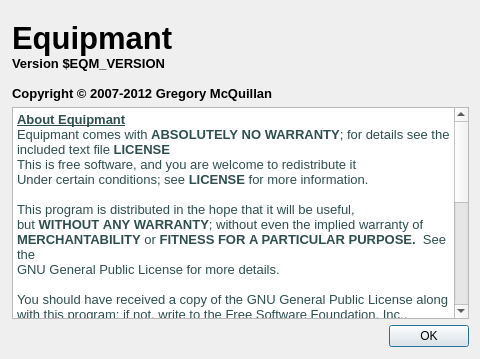
hk0i/equipmant, file src/about.ui: the form before one commit.
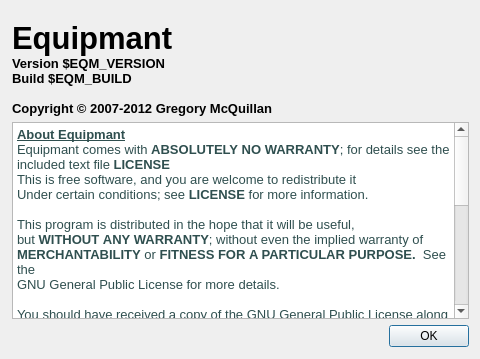
The form after the commit. Icons and pictures are not drawn.

Commit message: added build number to about and restored missing app icon from about screen

```diff
--- a/src/about.ui
+++ b/src/about.ui
@@ -53,11 +53,12 @@
         <string>&lt;!DOCTYPE HTML PUBLIC &quot;-//W3C//DTD HTML 4.0//EN&quot; &quot;http://www.w3.org/TR/REC-html40/strict.dtd&quot;&gt;
 &lt;html&gt;&lt;head&gt;&lt;meta name=&quot;qrichtext&quot; content=&quot;1&quot; /&gt;&lt;style type=&quot;text/css&quot;&gt;
 p, li { white-space: pre-wrap; }
-&lt;/style&gt;&lt;/head&gt;&lt;body style=&quot; font-family:'MS Shell Dlg 2'; font-size:8.25pt; font-weight:400; font-style:normal;&quot;&gt;
-&lt;p style=&quot; margin-top:0px; margin-bottom:0px; margin-left:0px; margin-right:0px; -qt-block-indent:0; text-indent:0px;&quot;&gt;&lt;span style=&quot; font-family:'Lucida Grande'; font-size:23pt; font-weight:600;&quot;&gt;Equipmant&lt;/span&gt;&lt;/p&gt;
-&lt;p style=&quot; margin-top:0px; margin-bottom:0px; margin-left:0px; margin-right:0px; -qt-block-indent:0; text-indent:0px;&quot;&gt;&lt;span style=&quot; font-family:'Lucida Grande'; font-size:10pt; font-weight:600;&quot;&gt;Version $EQM_VERSION&lt;/span&gt;&lt;/p&gt;
-&lt;p style=&quot;-qt-paragraph-type:empty; margin-top:0px; margin-bottom:0px; margin-left:0px; margin-right:0px; -qt-block-indent:0; text-indent:0px; font-family:'Lucida Grande'; font-size:10pt; font-weight:600;&quot;&gt;&lt;/p&gt;
-&lt;p style=&quot; margin-top:0px; margin-bottom:0px; margin-left:0px; margin-right:0px; -qt-block-indent:0; text-indent:0px;&quot;&gt;&lt;span style=&quot; font-family:'Lucida Grande'; font-size:10pt; font-weight:600; color:#000000;&quot;&gt;Copyright © 2007-2012 Gregory McQuillan&lt;/span&gt;&lt;/p&gt;&lt;/body&gt;&lt;/html&gt;</string>
+&lt;/style&gt;&lt;/head&gt;&lt;body style=&quot; font-family:'Lucida Grande'; font-size:13pt; font-weight:400; font-style:normal;&quot;&gt;
+&lt;p style=&quot; margin-top:0px; margin-bottom:0px; margin-left:0px; margin-right:0px; -qt-block-indent:0; text-indent:0px;&quot;&gt;&lt;span style=&quot; font-size:23pt; font-weight:600;&quot;&gt;Equipmant&lt;/span&gt;&lt;/p&gt;
+&lt;p style=&quot; margin-top:0px; margin-bottom:0px; margin-left:0px; margin-right:0px; -qt-block-indent:0; text-indent:0px;&quot;&gt;&lt;span style=&quot; font-size:10pt; font-weight:600;&quot;&gt;Version $EQM_VERSION&lt;/span&gt;&lt;/p&gt;
+&lt;p style=&quot; margin-top:0px; margin-bottom:0px; margin-left:0px; margin-right:0px; -qt-block-indent:0; text-indent:0px;&quot;&gt;&lt;span style=&quot; font-size:10pt; font-weight:600;&quot;&gt;Build $EQM_BUILD&lt;/span&gt;&lt;/p&gt;
+&lt;p style=&quot;-qt-paragraph-type:empty; margin-top:0px; margin-bottom:0px; margin-left:0px; margin-right:0px; -qt-block-indent:0; text-indent:0px; font-size:10pt; font-weight:600;&quot;&gt;&lt;/p&gt;
+&lt;p style=&quot; margin-top:0px; margin-bottom:0px; margin-left:0px; margin-right:0px; -qt-block-indent:0; text-indent:0px;&quot;&gt;&lt;span style=&quot; font-size:10pt; font-weight:600; color:#000000;&quot;&gt;Copyright © 2007-2012 Gregory McQuillan&lt;/span&gt;&lt;/p&gt;&lt;/body&gt;&lt;/html&gt;</string>
        </property>
       </widget>
      </item>
@@ -67,7 +68,10 @@
         <string/>
        </property>
        <property name="pixmap">
-        <pixmap resource="equip.qrc">:/img/res/ equip_icon_64.png</pixmap>
+        <pixmap resource="equip.qrc">:/img/res/equip_icon_64.png</pixmap>
+       </property>
+       <property name="alignment">
+        <set>Qt::AlignHCenter|Qt::AlignTop</set>
        </property>
       </widget>
      </item>
@@ -104,28 +108,28 @@
       <string>&lt;!DOCTYPE HTML PUBLIC &quot;-//W3C//DTD HTML 4.0//EN&quot; &quot;http://www.w3.org/TR/REC-html40/strict.dtd&quot;&gt;
 &lt;html&gt;&lt;head&gt;&lt;meta name=&quot;qrichtext&quot; content=&quot;1&quot; /&gt;&lt;style type=&quot;text/css&quot;&gt;
 p, li { white-space: pre-wrap; }
-&lt;/style&gt;&lt;/head&gt;&lt;body style=&quot; font-family:'MS Shell Dlg 2'; font-size:8.25pt; font-weight:400; font-style:normal;&quot;&gt;
-&lt;p style=&quot; margin-top:0px; margin-bottom:0px; margin-left:0px; margin-right:0px; -qt-block-indent:0; text-indent:0px;&quot;&gt;&lt;span style=&quot; font-family:'Lucida Grande'; font-size:10pt; font-weight:600; text-decoration: underline; color:#2f4f4f;&quot;&gt;About Equipmant&lt;/span&gt;&lt;/p&gt;
-&lt;p style=&quot; margin-top:0px; margin-bottom:0px; margin-left:0px; margin-right:0px; -qt-block-indent:0; text-indent:0px;&quot;&gt;&lt;span style=&quot; font-family:'Lucida Grande'; font-size:10pt; color:#2f4f4f;&quot;&gt;Equipmant comes with &lt;/span&gt;&lt;span style=&quot; font-family:'Lucida Grande'; font-size:10pt; font-weight:600; color:#2f4f4f;&quot;&gt;ABSOLUTELY&lt;/span&gt;&lt;span style=&quot; font-family:'Lucida Grande'; font-size:10pt; color:#2f4f4f;&quot;&gt; &lt;/span&gt;&lt;span style=&quot; font-family:'Lucida Grande'; font-size:10pt; font-weight:600; color:#2f4f4f;&quot;&gt;NO&lt;/span&gt;&lt;span style=&quot; font-family:'Lucida Grande'; font-size:10pt; color:#2f4f4f;&quot;&gt; &lt;/span&gt;&lt;span style=&quot; font-family:'Lucida Grande'; font-size:10pt; font-weight:600; color:#2f4f4f;&quot;&gt;WARRANTY&lt;/span&gt;&lt;span style=&quot; font-family:'Lucida Grande'; font-size:10pt; color:#2f4f4f;&quot;&gt;; for details see the included text file &lt;/span&gt;&lt;span style=&quot; font-family:'Lucida Grande'; font-size:10pt; font-weight:600; color:#2f4f4f;&quot;&gt;LICENSE&lt;/span&gt;&lt;/p&gt;
-&lt;p style=&quot; margin-top:0px; margin-bottom:0px; margin-left:0px; margin-right:0px; -qt-block-indent:0; text-indent:0px;&quot;&gt;&lt;span style=&quot; font-family:'Lucida Grande'; font-size:10pt; color:#2f4f4f;&quot;&gt;This is free software, and you are welcome to redistribute it&lt;/span&gt;&lt;/p&gt;
-&lt;p style=&quot; margin-top:0px; margin-bottom:0px; margin-left:0px; margin-right:0px; -qt-block-indent:0; text-indent:0px;&quot;&gt;&lt;span style=&quot; font-family:'Lucida Grande'; font-size:10pt; color:#2f4f4f;&quot;&gt;Under certain conditions; see &lt;/span&gt;&lt;span style=&quot; font-family:'Lucida Grande'; font-size:10pt; font-weight:600; color:#2f4f4f;&quot;&gt;LICENSE&lt;/span&gt;&lt;span style=&quot; font-family:'Lucida Grande'; font-size:10pt; color:#2f4f4f;&quot;&gt; for more information.&lt;/span&gt;&lt;/p&gt;
-&lt;p style=&quot;-qt-paragraph-type:empty; margin-top:0px; margin-bottom:0px; margin-left:0px; margin-right:0px; -qt-block-indent:0; text-indent:0px; font-family:'Lucida Grande'; font-size:10pt; color:#2f4f4f;&quot;&gt;&lt;/p&gt;
-&lt;p style=&quot; margin-top:0px; margin-bottom:0px; margin-left:0px; margin-right:0px; -qt-block-indent:0; text-indent:0px;&quot;&gt;&lt;span style=&quot; font-family:'Lucida Grande'; font-size:10pt; color:#2f4f4f;&quot;&gt;This program is distributed in the hope that it will be useful,&lt;/span&gt;&lt;/p&gt;
-&lt;p style=&quot; margin-top:0px; margin-bottom:0px; margin-left:0px; margin-right:0px; -qt-block-indent:0; text-indent:0px;&quot;&gt;&lt;span style=&quot; font-family:'Lucida Grande'; font-size:10pt; color:#2f4f4f;&quot;&gt;but &lt;/span&gt;&lt;span style=&quot; font-family:'Lucida Grande'; font-size:10pt; font-weight:600; color:#2f4f4f;&quot;&gt;WITHOUT&lt;/span&gt;&lt;span style=&quot; font-family:'Lucida Grande'; font-size:10pt; color:#2f4f4f;&quot;&gt; &lt;/span&gt;&lt;span style=&quot; font-family:'Lucida Grande'; font-size:10pt; font-weight:600; color:#2f4f4f;&quot;&gt;ANY&lt;/span&gt;&lt;span style=&quot; font-family:'Lucida Grande'; font-size:10pt; color:#2f4f4f;&quot;&gt; &lt;/span&gt;&lt;span style=&quot; font-family:'Lucida Grande'; font-size:10pt; font-weight:600; color:#2f4f4f;&quot;&gt;WARRANTY&lt;/span&gt;&lt;span style=&quot; font-family:'Lucida Grande'; font-size:10pt; color:#2f4f4f;&quot;&gt;; without even the implied warranty of&lt;/span&gt;&lt;/p&gt;
-&lt;p style=&quot; margin-top:0px; margin-bottom:0px; margin-left:0px; margin-right:0px; -qt-block-indent:0; text-indent:0px;&quot;&gt;&lt;span style=&quot; font-family:'Lucida Grande'; font-size:10pt; font-weight:600; color:#2f4f4f;&quot;&gt;MERCHANTABILITY&lt;/span&gt;&lt;span style=&quot; font-family:'Lucida Grande'; font-size:10pt; color:#2f4f4f;&quot;&gt; or &lt;/span&gt;&lt;span style=&quot; font-family:'Lucida Grande'; font-size:10pt; font-weight:600; color:#2f4f4f;&quot;&gt;FITNESS&lt;/span&gt;&lt;span style=&quot; font-family:'Lucida Grande'; font-size:10pt; color:#2f4f4f;&quot;&gt; &lt;/span&gt;&lt;span style=&quot; font-family:'Lucida Grande'; font-size:10pt; font-weight:600; color:#2f4f4f;&quot;&gt;FOR&lt;/span&gt;&lt;span style=&quot; font-family:'Lucida Grande'; font-size:10pt; color:#2f4f4f;&quot;&gt; &lt;/span&gt;&lt;span style=&quot; font-family:'Lucida Grande'; font-size:10pt; font-weight:600; color:#2f4f4f;&quot;&gt;A PARTICULAR PURPOSE.&lt;/span&gt;&lt;span style=&quot; font-family:'Lucida Grande'; font-size:10pt; color:#2f4f4f;&quot;&gt;  See the&lt;/span&gt;&lt;/p&gt;
-&lt;p style=&quot; margin-top:0px; margin-bottom:0px; margin-left:0px; margin-right:0px; -qt-block-indent:0; text-indent:0px;&quot;&gt;&lt;span style=&quot; font-family:'Lucida Grande'; font-size:10pt; color:#2f4f4f;&quot;&gt;GNU General Public License for more details.&lt;/span&gt;&lt;/p&gt;
-&lt;p style=&quot;-qt-paragraph-type:empty; margin-top:0px; margin-bottom:0px; margin-left:0px; margin-right:0px; -qt-block-indent:0; text-indent:0px; font-family:'Lucida Grande'; font-size:10pt; color:#2f4f4f;&quot;&gt;&lt;/p&gt;
-&lt;p style=&quot; margin-top:0px; margin-bottom:0px; margin-left:0px; margin-right:0px; -qt-block-indent:0; text-indent:0px;&quot;&gt;&lt;span style=&quot; font-family:'Lucida Grande'; font-size:10pt; color:#2f4f4f;&quot;&gt;You should have received a copy of the GNU General Public License along&lt;/span&gt;&lt;/p&gt;
-&lt;p style=&quot; margin-top:0px; margin-bottom:0px; margin-left:0px; margin-right:0px; -qt-block-indent:0; text-indent:0px;&quot;&gt;&lt;span style=&quot; font-family:'Lucida Grande'; font-size:10pt; color:#2f4f4f;&quot;&gt;with this program; if not, write to the Free Software Foundation, Inc.,&lt;/span&gt;&lt;/p&gt;
-&lt;p style=&quot; margin-top:0px; margin-bottom:0px; margin-left:0px; margin-right:0px; -qt-block-indent:0; text-indent:0px;&quot;&gt;&lt;span style=&quot; font-family:'Lucida Grande'; font-size:10pt; color:#2f4f4f;&quot;&gt;51 Franklin Street, Fifth Floor, Boston, MA 02110-1301 USA.&lt;/span&gt;&lt;/p&gt;
-&lt;p style=&quot;-qt-paragraph-type:empty; margin-top:0px; margin-bottom:0px; margin-left:0px; margin-right:0px; -qt-block-indent:0; text-indent:0px; font-family:'Lucida Grande'; font-size:10pt; font-weight:600; text-decoration: underline; color:#2f4f4f;&quot;&gt;&lt;/p&gt;
-&lt;p style=&quot; margin-top:0px; margin-bottom:0px; margin-left:0px; margin-right:0px; -qt-block-indent:0; text-indent:0px;&quot;&gt;&lt;span style=&quot; font-family:'Lucida Grande'; font-size:10pt; font-weight:600; text-decoration: underline; color:#2f4f4f;&quot;&gt;Information&lt;/span&gt;&lt;/p&gt;
-&lt;p style=&quot; margin-top:0px; margin-bottom:0px; margin-left:0px; margin-right:0px; -qt-block-indent:0; text-indent:0px;&quot;&gt;&lt;span style=&quot; font-family:'Lucida Grande'; font-size:10pt; color:#2f4f4f;&quot;&gt;This program was written to free FFXI Windower users of the annoying need to write out entire FFXI Windower scripts for switching equipment. This program does nothing more than apply text data to a template to decrease time and thought necessary to create such scripts.&lt;/span&gt;&lt;/p&gt;
-&lt;p style=&quot;-qt-paragraph-type:empty; margin-top:0px; margin-bottom:0px; margin-left:0px; margin-right:0px; -qt-block-indent:0; text-indent:0px; font-family:'Lucida Grande'; font-size:10pt; color:#2f4f4f;&quot;&gt;&lt;/p&gt;
-&lt;p style=&quot; margin-top:0px; margin-bottom:0px; margin-left:0px; margin-right:0px; -qt-block-indent:0; text-indent:0px;&quot;&gt;&lt;span style=&quot; font-family:'Lucida Grande'; font-size:10pt; color:#2f4f4f;&quot;&gt;I do not believe that this program is in any way a violation of the terms of service agreement for PlayOnline's Final Fantasy XI, as it just merely generates text files. However, by using this program at your own risk you agree that the creator(s) of this utility &lt;/span&gt;&lt;span style=&quot; font-family:'Lucida Grande'; font-size:10pt; font-weight:600; color:#2f4f4f;&quot;&gt;cannot&lt;/span&gt;&lt;span style=&quot; font-family:'Lucida Grande'; font-size:10pt; color:#2f4f4f;&quot;&gt; be held accountable for any misfortunes you may encounter using this program.&lt;/span&gt;&lt;/p&gt;
-&lt;p style=&quot;-qt-paragraph-type:empty; margin-top:0px; margin-bottom:0px; margin-left:0px; margin-right:0px; -qt-block-indent:0; text-indent:0px; font-family:'Lucida Grande'; font-size:10pt; color:#2f4f4f;&quot;&gt;&lt;/p&gt;
-&lt;p style=&quot; margin-top:0px; margin-bottom:0px; margin-left:0px; margin-right:0px; -qt-block-indent:0; text-indent:0px;&quot;&gt;&lt;span style=&quot; font-family:'Lucida Grande'; font-size:10pt; color:#2f4f4f;&quot;&gt;For source code and binary downloads, please visit &lt;/span&gt;&lt;a href=&quot;http://equipmant.sourceforge.net/&quot;&gt;&lt;span style=&quot; font-family:'Lucida Grande'; font-size:10pt; text-decoration: underline; color:#0000ff;&quot;&gt;The Equipmant Home Page&lt;/span&gt;&lt;/a&gt;&lt;/p&gt;
-&lt;p style=&quot;-qt-paragraph-type:empty; margin-top:0px; margin-bottom:0px; margin-left:0px; margin-right:0px; -qt-block-indent:0; text-indent:0px; font-family:'Lucida Grande'; font-size:10pt; color:#2f4f4f;&quot;&gt;&lt;/p&gt;&lt;/body&gt;&lt;/html&gt;</string>
+&lt;/style&gt;&lt;/head&gt;&lt;body style=&quot; font-family:'Lucida Grande'; font-size:13pt; font-weight:400; font-style:normal;&quot;&gt;
+&lt;p style=&quot; margin-top:0px; margin-bottom:0px; margin-left:0px; margin-right:0px; -qt-block-indent:0; text-indent:0px;&quot;&gt;&lt;span style=&quot; font-size:10pt; font-weight:600; text-decoration: underline; color:#2f4f4f;&quot;&gt;About Equipmant&lt;/span&gt;&lt;/p&gt;
+&lt;p style=&quot; margin-top:0px; margin-bottom:0px; margin-left:0px; margin-right:0px; -qt-block-indent:0; text-indent:0px;&quot;&gt;&lt;span style=&quot; font-size:10pt; color:#2f4f4f;&quot;&gt;Equipmant comes with &lt;/span&gt;&lt;span style=&quot; font-size:10pt; font-weight:600; color:#2f4f4f;&quot;&gt;ABSOLUTELY&lt;/span&gt;&lt;span style=&quot; font-size:10pt; color:#2f4f4f;&quot;&gt; &lt;/span&gt;&lt;span style=&quot; font-size:10pt; font-weight:600; color:#2f4f4f;&quot;&gt;NO&lt;/span&gt;&lt;span style=&quot; font-size:10pt; color:#2f4f4f;&quot;&gt; &lt;/span&gt;&lt;span style=&quot; font-size:10pt; font-weight:600; color:#2f4f4f;&quot;&gt;WARRANTY&lt;/span&gt;&lt;span style=&quot; font-size:10pt; color:#2f4f4f;&quot;&gt;; for details see the included text file &lt;/span&gt;&lt;span style=&quot; font-size:10pt; font-weight:600; color:#2f4f4f;&quot;&gt;LICENSE&lt;/span&gt;&lt;/p&gt;
+&lt;p style=&quot; margin-top:0px; margin-bottom:0px; margin-left:0px; margin-right:0px; -qt-block-indent:0; text-indent:0px;&quot;&gt;&lt;span style=&quot; font-size:10pt; color:#2f4f4f;&quot;&gt;This is free software, and you are welcome to redistribute it&lt;/span&gt;&lt;/p&gt;
+&lt;p style=&quot; margin-top:0px; margin-bottom:0px; margin-left:0px; margin-right:0px; -qt-block-indent:0; text-indent:0px;&quot;&gt;&lt;span style=&quot; font-size:10pt; color:#2f4f4f;&quot;&gt;Under certain conditions; see &lt;/span&gt;&lt;span style=&quot; font-size:10pt; font-weight:600; color:#2f4f4f;&quot;&gt;LICENSE&lt;/span&gt;&lt;span style=&quot; font-size:10pt; color:#2f4f4f;&quot;&gt; for more information.&lt;/span&gt;&lt;/p&gt;
+&lt;p style=&quot;-qt-paragraph-type:empty; margin-top:0px; margin-bottom:0px; margin-left:0px; margin-right:0px; -qt-block-indent:0; text-indent:0px; font-size:10pt; color:#2f4f4f;&quot;&gt;&lt;/p&gt;
+&lt;p style=&quot; margin-top:0px; margin-bottom:0px; margin-left:0px; margin-right:0px; -qt-block-indent:0; text-indent:0px;&quot;&gt;&lt;span style=&quot; font-size:10pt; color:#2f4f4f;&quot;&gt;This program is distributed in the hope that it will be useful,&lt;/span&gt;&lt;/p&gt;
+&lt;p style=&quot; margin-top:0px; margin-bottom:0px; margin-left:0px; margin-right:0px; -qt-block-indent:0; text-indent:0px;&quot;&gt;&lt;span style=&quot; font-size:10pt; color:#2f4f4f;&quot;&gt;but &lt;/span&gt;&lt;span style=&quot; font-size:10pt; font-weight:600; color:#2f4f4f;&quot;&gt;WITHOUT&lt;/span&gt;&lt;span style=&quot; font-size:10pt; color:#2f4f4f;&quot;&gt; &lt;/span&gt;&lt;span style=&quot; font-size:10pt; font-weight:600; color:#2f4f4f;&quot;&gt;ANY&lt;/span&gt;&lt;span style=&quot; font-size:10pt; color:#2f4f4f;&quot;&gt; &lt;/span&gt;&lt;span style=&quot; font-size:10pt; font-weight:600; color:#2f4f4f;&quot;&gt;WARRANTY&lt;/span&gt;&lt;span style=&quot; font-size:10pt; color:#2f4f4f;&quot;&gt;; without even the implied warranty of&lt;/span&gt;&lt;/p&gt;
+&lt;p style=&quot; margin-top:0px; margin-bottom:0px; margin-left:0px; margin-right:0px; -qt-block-indent:0; text-indent:0px;&quot;&gt;&lt;span style=&quot; font-size:10pt; font-weight:600; color:#2f4f4f;&quot;&gt;MERCHANTABILITY&lt;/span&gt;&lt;span style=&quot; font-size:10pt; color:#2f4f4f;&quot;&gt; or &lt;/span&gt;&lt;span style=&quot; font-size:10pt; font-weight:600; color:#2f4f4f;&quot;&gt;FITNESS&lt;/span&gt;&lt;span style=&quot; font-size:10pt; color:#2f4f4f;&quot;&gt; &lt;/span&gt;&lt;span style=&quot; font-size:10pt; font-weight:600; color:#2f4f4f;&quot;&gt;FOR&lt;/span&gt;&lt;span style=&quot; font-size:10pt; color:#2f4f4f;&quot;&gt; &lt;/span&gt;&lt;span style=&quot; font-size:10pt; font-weight:600; color:#2f4f4f;&quot;&gt;A PARTICULAR PURPOSE.&lt;/span&gt;&lt;span style=&quot; font-size:10pt; color:#2f4f4f;&quot;&gt;  See the&lt;/span&gt;&lt;/p&gt;
+&lt;p style=&quot; margin-top:0px; margin-bottom:0px; margin-left:0px; margin-right:0px; -qt-block-indent:0; text-indent:0px;&quot;&gt;&lt;span style=&quot; font-size:10pt; color:#2f4f4f;&quot;&gt;GNU General Public License for more details.&lt;/span&gt;&lt;/p&gt;
+&lt;p style=&quot;-qt-paragraph-type:empty; margin-top:0px; margin-bottom:0px; margin-left:0px; margin-right:0px; -qt-block-indent:0; text-indent:0px; font-size:10pt; color:#2f4f4f;&quot;&gt;&lt;/p&gt;
+&lt;p style=&quot; margin-top:0px; margin-bottom:0px; margin-left:0px; margin-right:0px; -qt-block-indent:0; text-indent:0px;&quot;&gt;&lt;span style=&quot; font-size:10pt; color:#2f4f4f;&quot;&gt;You should have received a copy of the GNU General Public License along&lt;/span&gt;&lt;/p&gt;
+&lt;p style=&quot; margin-top:0px; margin-bottom:0px; margin-left:0px; margin-right:0px; -qt-block-indent:0; text-indent:0px;&quot;&gt;&lt;span style=&quot; font-size:10pt; color:#2f4f4f;&quot;&gt;with this program; if not, write to the Free Software Foundation, Inc.,&lt;/span&gt;&lt;/p&gt;
+&lt;p style=&quot; margin-top:0px; margin-bottom:0px; margin-left:0px; margin-right:0px; -qt-block-indent:0; text-indent:0px;&quot;&gt;&lt;span style=&quot; font-size:10pt; color:#2f4f4f;&quot;&gt;51 Franklin Street, Fifth Floor, Boston, MA 02110-1301 USA.&lt;/span&gt;&lt;/p&gt;
+&lt;p style=&quot;-qt-paragraph-type:empty; margin-top:0px; margin-bottom:0px; margin-left:0px; margin-right:0px; -qt-block-indent:0; text-indent:0px; font-size:10pt; font-weight:600; text-decoration: underline; color:#2f4f4f;&quot;&gt;&lt;/p&gt;
+&lt;p style=&quot; margin-top:0px; margin-bottom:0px; margin-left:0px; margin-right:0px; -qt-block-indent:0; text-indent:0px;&quot;&gt;&lt;span style=&quot; font-size:10pt; font-weight:600; text-decoration: underline; color:#2f4f4f;&quot;&gt;Information&lt;/span&gt;&lt;/p&gt;
+&lt;p style=&quot; margin-top:0px; margin-bottom:0px; margin-left:0px; margin-right:0px; -qt-block-indent:0; text-indent:0px;&quot;&gt;&lt;span style=&quot; font-size:10pt; color:#2f4f4f;&quot;&gt;This program was written to free FFXI Windower users of the annoying need to write out entire FFXI Windower scripts for switching equipment. This program does nothing more than apply text data to a template to decrease time and thought necessary to create such scripts.&lt;/span&gt;&lt;/p&gt;
+&lt;p style=&quot;-qt-paragraph-type:empty; margin-top:0px; margin-bottom:0px; margin-left:0px; margin-right:0px; -qt-block-indent:0; text-indent:0px; font-size:10pt; color:#2f4f4f;&quot;&gt;&lt;/p&gt;
+&lt;p style=&quot; margin-top:0px; margin-bottom:0px; margin-left:0px; margin-right:0px; -qt-block-indent:0; text-indent:0px;&quot;&gt;&lt;span style=&quot; font-size:10pt; color:#2f4f4f;&quot;&gt;I do not believe that this program is in any way a violation of the terms of service agreement for PlayOnline's Final Fantasy XI, as it just merely generates text files. However, by using this program at your own risk you agree that the creator(s) of this utility &lt;/span&gt;&lt;span style=&quot; font-size:10pt; font-weight:600; color:#2f4f4f;&quot;&gt;cannot&lt;/span&gt;&lt;span style=&quot; font-size:10pt; color:#2f4f4f;&quot;&gt; be held accountable for any misfortunes you may encounter using this program.&lt;/span&gt;&lt;/p&gt;
+&lt;p style=&quot;-qt-paragraph-type:empty; margin-top:0px; margin-bottom:0px; margin-left:0px; margin-right:0px; -qt-block-indent:0; text-indent:0px; font-size:10pt; color:#2f4f4f;&quot;&gt;&lt;/p&gt;
+&lt;p style=&quot; margin-top:0px; margin-bottom:0px; margin-left:0px; margin-right:0px; -qt-block-indent:0; text-indent:0px;&quot;&gt;&lt;span style=&quot; font-size:10pt; color:#2f4f4f;&quot;&gt;For source code and binary downloads, please visit &lt;/span&gt;&lt;a href=&quot;http://equipmant.sourceforge.net/&quot;&gt;&lt;span style=&quot; font-size:10pt; text-decoration: underline; color:#0000ff;&quot;&gt;The Equipmant Home Page&lt;/span&gt;&lt;/a&gt;&lt;/p&gt;
+&lt;p style=&quot;-qt-paragraph-type:empty; margin-top:0px; margin-bottom:0px; margin-left:0px; margin-right:0px; -qt-block-indent:0; text-indent:0px; font-size:10pt; color:#2f4f4f;&quot;&gt;&lt;/p&gt;&lt;/body&gt;&lt;/html&gt;</string>
      </property>
      <property name="openExternalLinks">
       <bool>true</bool>
```
Left out of the diff: 2 changed lines with no effect on the pictures. The commit also changes 2 other files.
